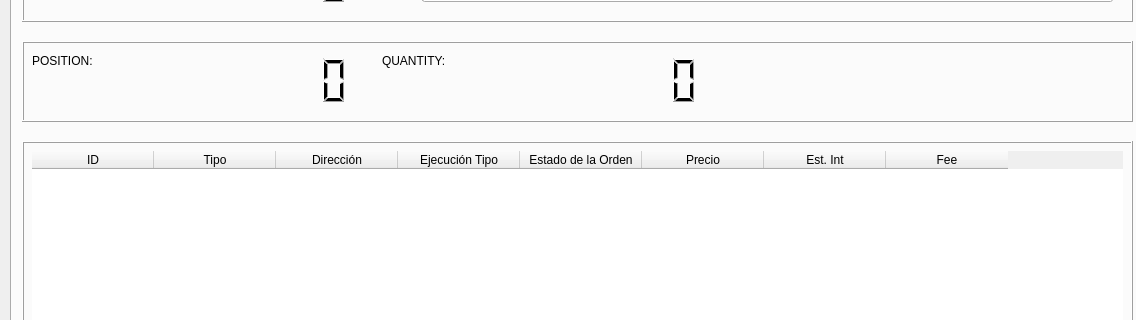
This is main2.ui in ShabbirHasan1/hft_python as Qt 5 draws it before an edit; both pictures show x 0 to 1136 and y 310 to 630 of the 1473 by 768 pixel window. The edited form follows.
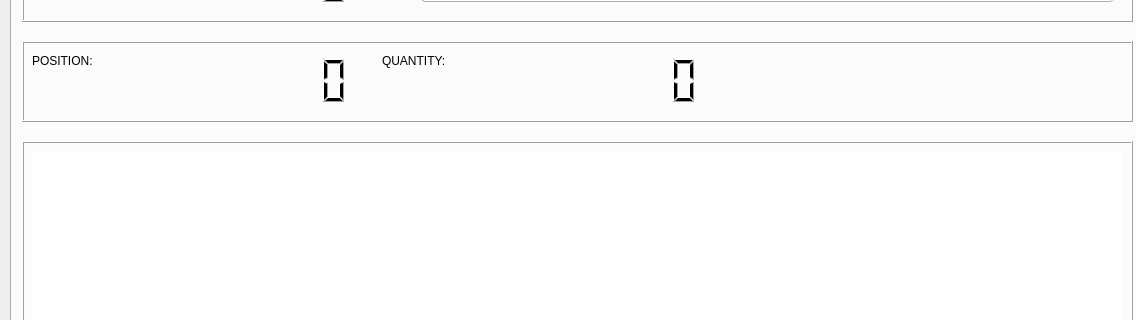
This is the edited form.

```diff
--- a/main2.ui
+++ b/main2.ui
@@ -195,7 +195,7 @@
          <property name="frameShadow">
           <enum>QFrame::Raised</enum>
          </property>
-         <widget class="QTableWidget" name="orderTable">
+         <widget class="QTableView" name="orderTable">
           <property name="geometry">
            <rect>
             <x>10</x>
@@ -207,52 +207,12 @@
           <property name="frameShape">
            <enum>QFrame::NoFrame</enum>
           </property>
-          <attribute name="horizontalHeaderDefaultSectionSize">
-           <number>122</number>
-          </attribute>
           <attribute name="horizontalHeaderMinimumSectionSize">
-           <number>34</number>
+           <number>122</number>
           </attribute>
-          <column>
-           <property name="text">
-            <string>ID</string>
-           </property>
-          </column>
-          <column>
-           <property name="text">
-            <string>Tipo</string>
-           </property>
-          </column>
-          <column>
-           <property name="text">
-            <string>Dirección</string>
-           </property>
-          </column>
-          <column>
-           <property name="text">
-            <string>Ejecución Tipo</string>
-           </property>
-          </column>
-          <column>
-           <property name="text">
-            <string>Estado de la Orden</string>
-           </property>
-          </column>
-          <column>
-           <property name="text">
-            <string>Precio</string>
-           </property>
-          </column>
-          <column>
-           <property name="text">
-            <string>Est. Int</string>
-           </property>
-          </column>
-          <column>
-           <property name="text">
-            <string>Fee</string>
-           </property>
-          </column>
+          <attribute name="horizontalHeaderStretchLastSection">
+           <bool>true</bool>
+          </attribute>
          </widget>
         </widget>
         <widget class="QFrame" name="frame_3">
```
Left out of the diff: 5 changed lines with no effect on the pictures.
